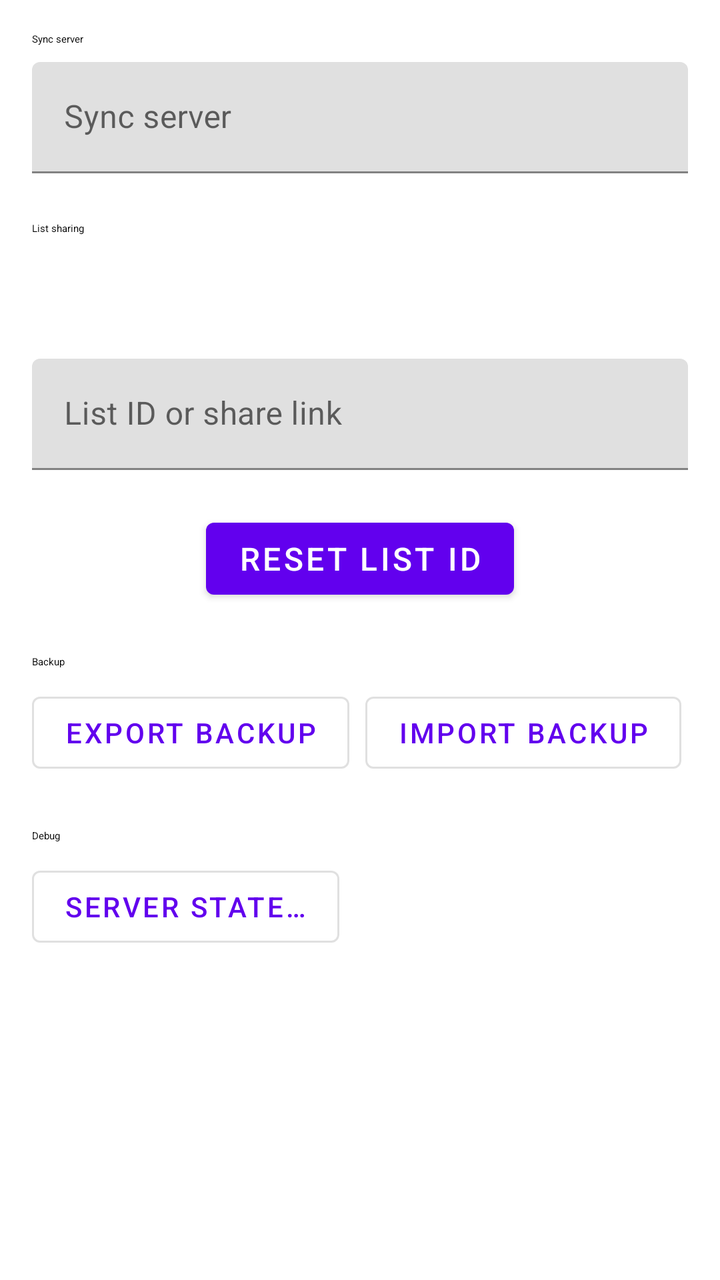
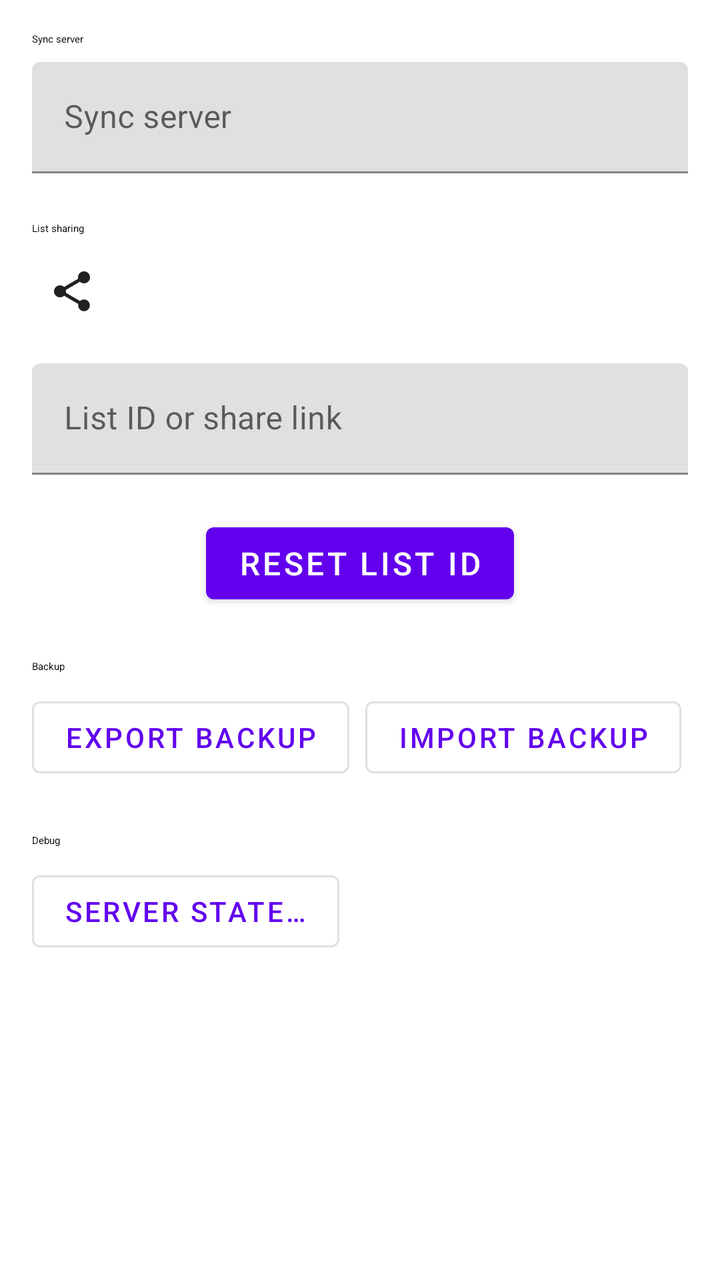

Compare the two renders of this Android layout. The source of the first and the diff that turns it into the second are given below.
<!-- AndroidManifest.xml: activity theme Theme.QuickShopper3k -->
<!-- res/layout/activity_settings.xml -->
<?xml version="1.0" encoding="utf-8" ?>
<LinearLayout
    xmlns:android="http://schemas.android.com/apk/res/android"
    xmlns:app="http://schemas.android.com/apk/res-auto"
    android:layout_width="match_parent"
    android:layout_height="match_parent"
    android:orientation="vertical"
    android:padding="16dp"
    android:fitsSystemWindows="true"
>

    <TextView
        android:layout_width="wrap_content"
        android:layout_height="wrap_content"
        android:text="@string/sync_server"
        android:textAppearance="?attr/textAppearanceBodyLarge"
        android:layout_marginBottom="8dp"
    />

    <com.google.android.material.textfield.TextInputLayout
        android:layout_width="match_parent"
        android:layout_height="wrap_content"
    >

        <com.google.android.material.textfield.TextInputEditText
            android:id="@+id/syncServerUriInput"
            android:layout_width="match_parent"
            android:layout_height="wrap_content"
            android:hint="@string/sync_server_hint"
            android:inputType="textUri"
        />

    </com.google.android.material.textfield.TextInputLayout>

    <TextView
        android:layout_width="wrap_content"
        android:layout_height="wrap_content"
        android:text="@string/sync_sharing"
        android:textAppearance="?attr/textAppearanceBodyLarge"
        android:layout_marginTop="24dp"
        android:layout_marginBottom="8dp"
    />

    <TextView
        android:id="@+id/listIdDisplay"
        android:layout_width="match_parent"
        android:layout_height="wrap_content"
        android:layout_marginBottom="16dp"
        android:textSize="16sp"
        android:textColor="?android:attr/textColorPrimary"
        android:fontFamily="monospace"
        android:clickable="true"
        android:focusable="true"
        android:background="?attr/selectableItemBackground"
        android:padding="8dp"
    />

    <com.google.android.material.textfield.TextInputLayout
        android:id="@+id/joinListInputLayout"
        android:layout_width="match_parent"
        android:layout_height="wrap_content"
        app:errorEnabled="true"
    >

        <com.google.android.material.textfield.TextInputEditText
            android:id="@+id/joinListInput"
            android:layout_width="match_parent"
            android:layout_height="wrap_content"
            android:hint="@string/join_list_hint"
            android:inputType="text"
            android:maxLines="1"
        />

    </com.google.android.material.textfield.TextInputLayout>

    <com.google.android.material.button.MaterialButton
        android:id="@+id/resetListIdButton"
        style="@style/Widget.MaterialComponents.Button"
        android:layout_width="wrap_content"
        android:layout_height="wrap_content"
        android:layout_gravity="center_horizontal"
        android:text="@string/reset_list_id"
        android:textSize="16sp"
        android:textColor="?attr/colorOnPrimary"
        app:backgroundTint="?attr/colorPrimary"
    />

    <TextView
        android:layout_width="wrap_content"
        android:layout_height="wrap_content"
        android:text="@string/backup"
        android:textAppearance="?attr/textAppearanceBodyLarge"
        android:layout_marginTop="24dp"
        android:layout_marginBottom="8dp"
    />

    <LinearLayout
        android:layout_width="match_parent"
        android:layout_height="wrap_content"
        android:orientation="horizontal"
        android:gravity="start"
        android:layout_marginBottom="8dp"
    >

        <com.google.android.material.button.MaterialButton
            android:id="@+id/exportBackupButton"
            style="@style/Widget.MaterialComponents.Button.OutlinedButton"
            android:layout_width="wrap_content"
            android:layout_height="wrap_content"
            android:layout_marginEnd="8dp"
            android:text="@string/export_backup"
        />

        <com.google.android.material.button.MaterialButton
            android:id="@+id/importBackupButton"
            style="@style/Widget.MaterialComponents.Button.OutlinedButton"
            android:layout_width="wrap_content"
            android:layout_height="wrap_content"
            android:text="@string/import_backup"
        />

    </LinearLayout>

    <TextView
        android:layout_width="wrap_content"
        android:layout_height="wrap_content"
        android:text="@string/debug"
        android:textAppearance="?attr/textAppearanceBodyLarge"
        android:layout_marginTop="16dp"
        android:layout_marginBottom="8dp"
    />

    <com.google.android.material.button.MaterialButton
        android:id="@+id/debugButton"
        style="@style/Widget.MaterialComponents.Button.OutlinedButton"
        android:layout_width="wrap_content"
        android:layout_height="wrap_content"
        android:layout_gravity="start"
        android:text="@string/debug_server_state"
    />

</LinearLayout>
<!-- resources referenced by this layout -->
<resources>
  <string name="backup">Backup</string>
  <string name="debug">Debug</string>
  <string name="debug_server_state">Server state…</string>
  <string name="export_backup">Export backup</string>
  <string name="import_backup">Import backup</string>
  <string name="join_list_hint">List ID or share link</string>
  <string name="reset_list_id">Reset list ID</string>
  <string name="sync_server">Sync server</string>
  <string name="sync_server_hint">Sync server</string>
  <string name="sync_sharing">List sharing</string>
  <style name="Theme.QuickShopper3k" parent="Theme.MaterialComponents.DayNight.DarkActionBar">
          
          <item name="colorPrimary">@color/purple_500</item>
          <item name="colorPrimaryVariant">@color/purple_700</item>
          <item name="colorOnPrimary">@color/white</item>
          
          <item name="colorSecondary">@color/teal_200</item>
          <item name="colorSecondaryVariant">@color/teal_700</item>
          <item name="colorOnSecondary">@color/black</item>
          
          <item name="android:statusBarColor">?attr/colorPrimaryVariant</item>
          
      </style>
  <color name="purple_500">#FF6200EE</color>
  <color name="purple_700">#FF3700B3</color>
  <color name="white">#FFFFFFFF</color>
  <color name="teal_200">#FF03DAC5</color>
  <color name="teal_700">#FF018786</color>
  <color name="black">#FF000000</color>
</resources>

<!-- the commit's change to res/layout/activity_settings.xml (unified diff, before → after) -->
@@ -53,6 +53,9 @@
         android:focusable="true"
         android:background="?attr/selectableItemBackground"
         android:padding="8dp"
+        android:drawableStart="@drawable/ic_share"
+        android:drawablePadding="8dp"
+        app:drawableTint="?android:attr/textColorPrimary"
     />
 
     <com.google.android.material.textfield.TextInputLayout
<!-- resource entries referenced after the edit -->
@@ -1,5 +1,18 @@
 <!-- resources referenced by this layout -->
 <resources>
+  <!-- drawable ic_share (drawable) -->
+  <vector
+      xmlns:android="http://schemas.android.com/apk/res/android"
+      android:width="24dp"
+      android:height="24dp"
+      android:viewportWidth="24"
+      android:viewportHeight="24"
+  >
+      <path
+          android:fillColor="#000000"
+          android:pathData="M18,16.08c-0.76,0 -1.44,0.3 -1.96,0.77L8.91,12.7c0.05,-0.23 0.09,-0.46 0.09,-0.7s-0.04,-0.47 -0.09,-0.7l7.05,-4.11c0.54,0.5 1.25,0.81 2.04,0.81 1.66,0 3,-1.34 3,-3s-1.34,-3 -3,-3 -3,1.34 -3,3c0,0.24 0.04,0.47 0.09,0.7L8.04,9.81C7.5,9.31 6.79,9 6,9c-1.66,0 -3,1.34 -3,3s1.34,3 3,3c0.79,0 1.5,-0.31 2.04,-0.81l7.12,4.16c-0.05,0.21 -0.08,0.43 -0.08,0.65 0,1.61 1.31,2.92 2.92,2.92s2.92,-1.31 2.92,-2.92 -1.31,-2.92 -2.92,-2.92z"
+      />
+  </vector>
   <string name="backup">Backup</string>
   <string name="debug">Debug</string>
   <string name="debug_server_state">Server state…</string>
